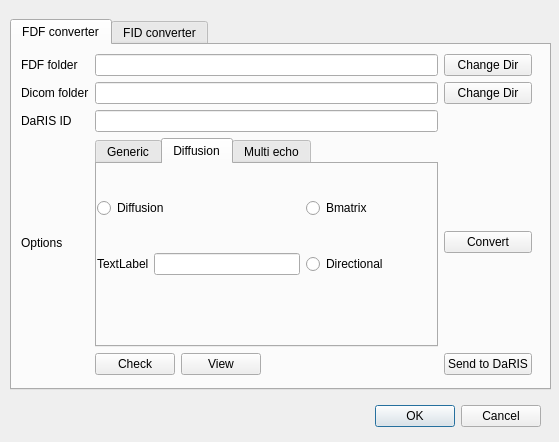
Above: FDF2DicomQt.ui from maeager/Agilent2Dicom before the change. Below: the same form after it.
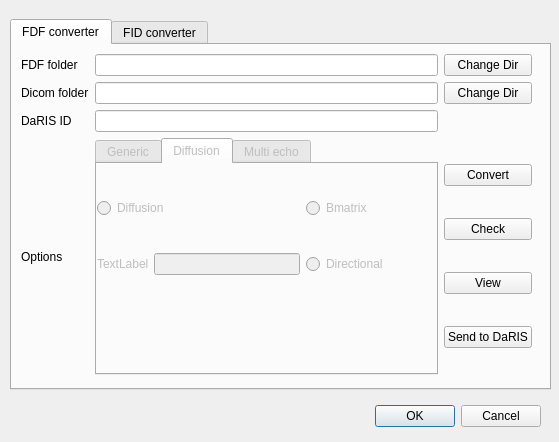
That is the form after the change. The open tabs and pages were chosen to show the change.

Commit message: FDF2DicomQt gui updated with tooltips and labels.

```diff
--- a/FDF2DicomQt.ui
+++ b/FDF2DicomQt.ui
@@ -55,13 +55,6 @@
       </rect>
      </property>
      <layout class="QGridLayout" name="gridLayout">
-      <item row="3" column="4">
-       <widget class="QPushButton" name="pushButton_convert">
-        <property name="text">
-         <string>Convert</string>
-        </property>
-       </widget>
-      </item>
       <item row="3" column="1">
        <widget class="QLabel" name="label_4">
         <property name="text">
@@ -100,13 +93,6 @@
         </property>
        </widget>
       </item>
-      <item row="5" column="4">
-       <widget class="QPushButton" name="pushButton_send2daris">
-        <property name="text">
-         <string>Send to DaRIS</string>
-        </property>
-       </widget>
-      </item>
       <item row="1" column="4">
        <widget class="QPushButton" name="pushButton_changedicom">
         <property name="toolTip">
@@ -148,38 +134,13 @@
        </widget>
       </item>
       <item row="5" column="3">
-       <layout class="QHBoxLayout" name="horizontalLayout">
-        <item>
-         <widget class="QPushButton" name="pushButton_check">
-          <property name="text">
-           <string>Check</string>
-          </property>
-         </widget>
-        </item>
-        <item>
-         <widget class="QPushButton" name="pushButton_view">
-          <property name="text">
-           <string>View</string>
-          </property>
-         </widget>
-        </item>
-        <item>
-         <spacer name="horizontalSpacer">
-          <property name="orientation">
-           <enum>Qt::Horizontal</enum>
-          </property>
-          <property name="sizeHint" stdset="0">
-           <size>
-            <width>40</width>
-            <height>20</height>
-           </size>
-          </property>
-         </spacer>
-        </item>
-       </layout>
+       <layout class="QHBoxLayout" name="horizontalLayout"/>
       </item>
       <item row="3" column="3">
        <widget class="QTabWidget" name="Multiecho">
+        <property name="enabled">
+         <bool>false</bool>
+        </property>
         <property name="currentIndex">
          <number>0</number>
         </property>
@@ -221,6 +182,9 @@
          </widget>
         </widget>
         <widget class="QWidget" name="tab_diffusion">
+         <property name="enabled">
+          <bool>false</bool>
+         </property>
          <attribute name="title">
           <string>Diffusion</string>
          </attribute>
@@ -356,6 +320,44 @@
         </widget>
        </widget>
       </item>
+      <item row="3" column="4">
+       <layout class="QVBoxLayout" name="verticalLayout">
+        <item>
+         <widget class="QPushButton" name="pushButton_convert">
+          <property name="toolTip">
+           <string>Convert FDF folder to DICOM</string>
+          </property>
+          <property name="text">
+           <string>Convert</string>
+          </property>
+         </widget>
+        </item>
+        <item>
+         <widget class="QPushButton" name="pushButton_check">
+          <property name="text">
+           <string>Check</string>
+          </property>
+         </widget>
+        </item>
+        <item>
+         <widget class="QPushButton" name="pushButton_view">
+          <property name="text">
+           <string>View</string>
+          </property>
+         </widget>
+        </item>
+        <item>
+         <widget class="QPushButton" name="pushButton_send2daris">
+          <property name="toolTip">
+           <string>Send Dicom folder to DaRIS </string>
+          </property>
+          <property name="text">
+           <string>Send to DaRIS</string>
+          </property>
+         </widget>
+        </item>
+       </layout>
+      </item>
      </layout>
     </widget>
    </widget>
```
Left out of the diff: 65 changed lines with no effect on the pictures. The commit also changes 1 other file.
